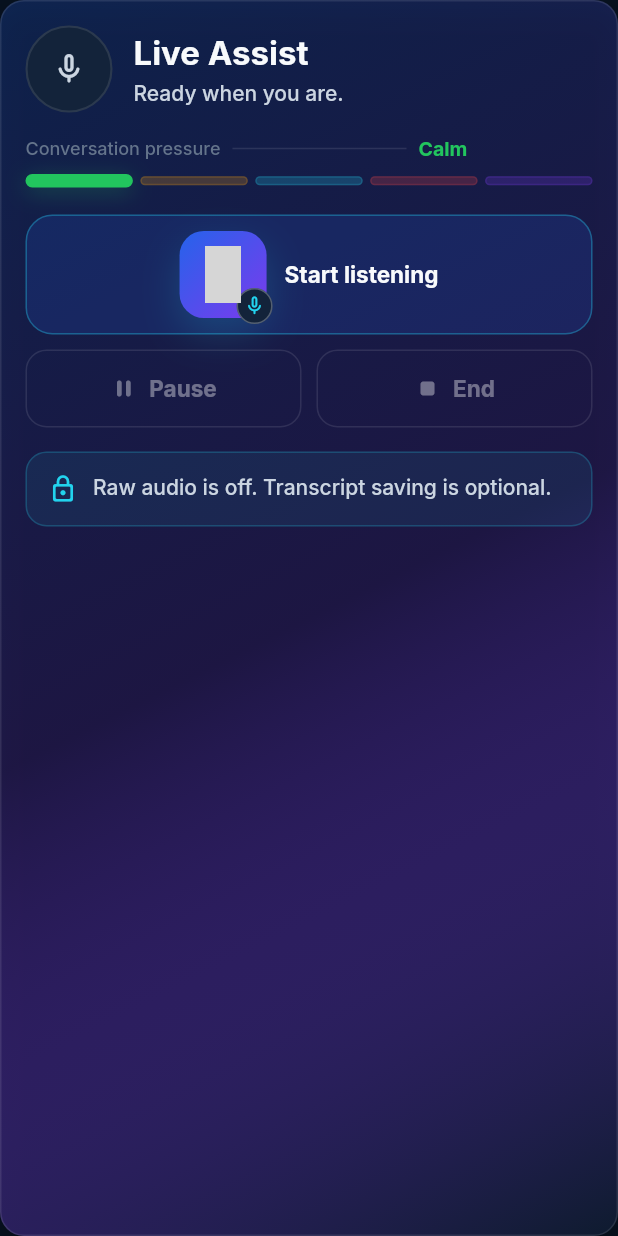
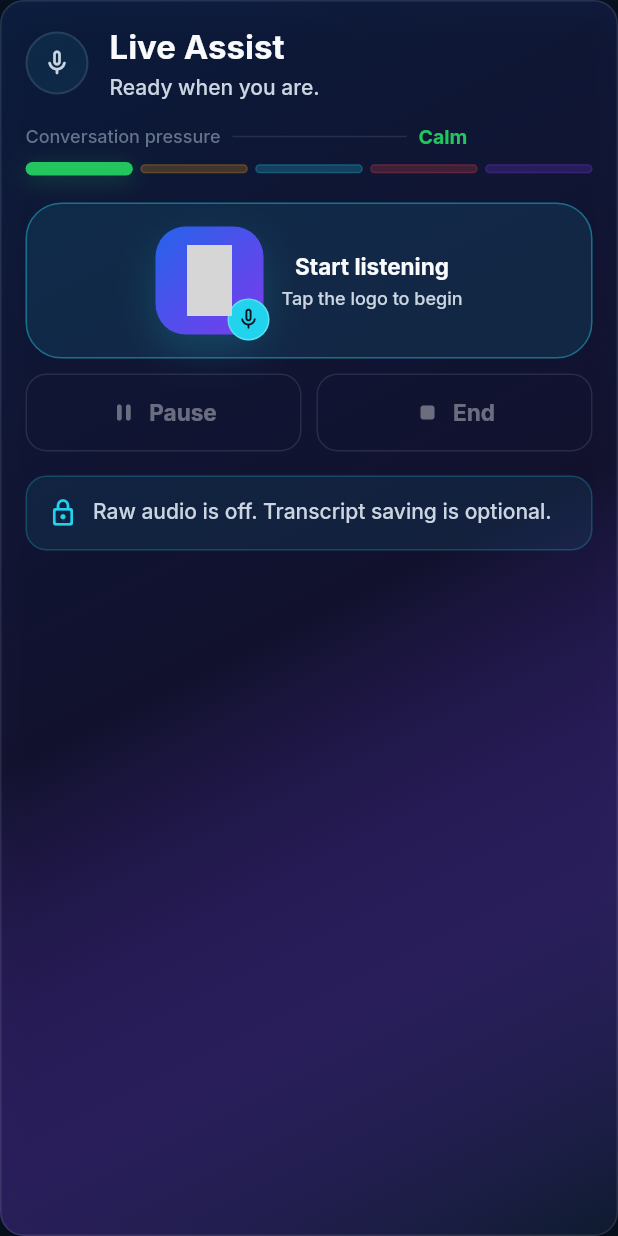
Before and after one commit to De-Omega-Point/Qivo-2027, a Flutter app: the ListeningPanel widget shown alone on an empty page, opened directly, on a phone screen of 412 x 824 dp. Run offline on Flutter 3.47's test engine with Material 3 defaults, Android fonts, the phone set to English and light mode, and no system bars; our stand-ins replace flutter_riverpod, google_fonts; grey boxes are pictures that could not be loaded.

Commit message:
Make live assist thumb friendly and eye friendly

```diff
--- a/lib/features/live_assist/widgets/listening_panel.dart
+++ b/lib/features/live_assist/widgets/listening_panel.dart
@@ -34,7 +34,10 @@ class ListeningPanel extends ConsumerWidget {
         children: [
           Row(
             children: [
-              _Pulse(active: active && !settings.reduceAnimations),
+              _StateDot(
+                color: _statusColor(live.status),
+                active: active && !settings.reduceAnimations,
+              ),
               const SizedBox(width: 14),
               Expanded(
                 child: Column(
@@ -64,8 +67,9 @@ class ListeningPanel extends ConsumerWidget {
               crossAxisAlignment: CrossAxisAlignment.stretch,
               children: [
                 _LogoMicButton(
-                  active: active,
-                  label: Text(_primaryLabel(live.status)),
+                  status: live.status,
+                  label: _primaryLabel(live.status),
+                  hint: _primaryHint(live.status),
                   onPressed: primaryAction,
                 ),
                 const SizedBox(height: 10),
@@ -99,8 +103,9 @@ class ListeningPanel extends ConsumerWidget {
               crossAxisAlignment: WrapCrossAlignment.center,
               children: [
                 _LogoMicButton(
-                  active: active,
-                  label: Text(_primaryLabel(live.status)),
+                  status: live.status,
+                  label: _primaryLabel(live.status),
+                  hint: _primaryHint(live.status),
                   onPressed: primaryAction,
                   compact: true,
                 ),
@@ -131,6 +136,28 @@ class ListeningPanel extends ConsumerWidget {
       ListeningStatus.paused => 'Resume',
       ListeningStatus.finished => 'Start new',
       _ => 'Restart',
+    };
+  }
+
+  String _primaryHint(ListeningStatus status) {
+    return switch (status) {
+      ListeningStatus.idle => 'Tap the logo to begin',
+      ListeningStatus.listening => 'Live. Tap to restart',
+      ListeningStatus.processing => 'Checking options',
+      ListeningStatus.suggesting => 'Suggestions ready',
+      ListeningStatus.paused => 'Tap the logo to resume',
+      ListeningStatus.finished => 'Tap for a new session',
+    };
+  }
+
+  Color _statusColor(ListeningStatus status) {
+    return switch (status) {
+      ListeningStatus.idle => QivoColours.aqua,
+      ListeningStatus.listening => QivoColours.liveGreen,
+      ListeningStatus.processing => QivoColours.aqua,
+      ListeningStatus.suggesting => QivoColours.violet,
+      ListeningStatus.paused => QivoColours.warningAmber,
+      ListeningStatus.finished => QivoColours.mutedText,
     };
   }
 }
@@ -243,45 +270,58 @@ class _MoodSegment extends StatelessWidget {
 
 class _LogoMicButton extends StatelessWidget {
   const _LogoMicButton({
-    required this.active,
+    required this.status,
     required this.label,
+    required this.hint,
     required this.onPressed,
     this.compact = false,
   });
 
-  final bool active;
-  final Widget label;
+  final ListeningStatus status;
+  final String label;
+  final String hint;
   final VoidCallback onPressed;
   final bool compact;
 
   @override
   Widget build(BuildContext context) {
-    final logoSize = compact ? 42.0 : 58.0;
+    final color = _statusColor(status);
+    final active = status == ListeningStatus.listening ||
+        status == ListeningStatus.processing ||
+        status == ListeningStatus.suggesting;
+    final logoSize = compact ? 42.0 : 72.0;
+    final borderRadius = BorderRadius.circular(compact ? 18 : 24);
 
     return Material(
-      color: active
-          ? QivoColours.liveGreen.withOpacity(0.10)
-          : QivoColours.primaryBlue.withOpacity(0.16),
-      borderRadius: BorderRadius.circular(18),
+      color: color.withOpacity(active ? 0.14 : 0.10),
+      borderRadius: borderRadius,
       child: InkWell(
         onTap: onPressed,
-        borderRadius: BorderRadius.circular(18),
+        borderRadius: borderRadius,
         child: Container(
           constraints: BoxConstraints(
-            minHeight: compact ? 54 : 68,
+            minHeight: compact ? 54 : 104,
             minWidth: compact ? 190 : 0,
           ),
           padding: EdgeInsets.symmetric(
-            horizontal: compact ? 14 : 16,
-            vertical: compact ? 8 : 10,
+            horizontal: compact ? 14 : 18,
+            vertical: compact ? 8 : 14,
           ),
           decoration: BoxDecoration(
-            borderRadius: BorderRadius.circular(18),
+            borderRadius: borderRadius,
             border: Border.all(
-              color: active
-                  ? QivoColours.liveGreen.withOpacity(0.48)
-                  : QivoColours.aqua.withOpacity(0.34),
+              color: color.withOpacity(active ? 0.62 : 0.42),
+              width: active ? 1.4 : 1,
             ),
+            boxShadow: active
+                ? [
+                    BoxShadow(
+                      color: color.withOpacity(0.18),
+                      blurRadius: 18,
+                      offset: const Offset(0, 8),
+                    ),
+                  ]
+                : null,
           ),
           child: Row(
             mainAxisSize: compact ? MainAxisSize.min : MainAxisSize.max,
@@ -296,12 +336,10 @@ class _LogoMicButton extends StatelessWidget {
                     right: -4,
                     bottom: -4,
                     child: Container(
-                      width: compact ? 20 : 24,
-                      height: compact ? 20 : 24,
+                      width: compact ? 20 : 28,
+                      height: compact ? 20 : 28,
                       decoration: BoxDecoration(
-                        color: active
-                            ? QivoColours.liveGreen
-                            : QivoColours.surfaceElevated,
+                        color: color,
                         shape: BoxShape.circle,
                         border: Border.all(
                           color: QivoColours.textPrimary.withOpacity(0.28),
@@ -311,10 +349,8 @@ class _LogoMicButton extends StatelessWidget {
                         active
                             ? Icons.graphic_eq_rounded
                             : Icons.mic_none_rounded,
-                        color: active
-                            ? QivoColours.background
-                            : QivoColours.aqua,
-                        size: compact ? 13 : 15,
+                        color: QivoColours.background,
+                        size: compact ? 13 : 17,
                       ),
                     ),
                   ),
@@ -322,9 +358,30 @@ class _LogoMicButton extends StatelessWidget {
               ),
               const SizedBox(width: 12),
               Flexible(
-                child: DefaultTextStyle.merge(
-                  style: Theme.of(context).textTheme.labelLarge,
-                  child: label,
+                child: Column(
+                  mainAxisSize: MainAxisSize.min,
+                  crossAxisAlignment: compact
+                      ? CrossAxisAlignment.start
+                      : CrossAxisAlignment.center,
+                  children: [
+                    Text(
+                      label,
+                      style: Theme.of(context).textTheme.labelLarge?.copyWith(
+                            color: QivoColours.textPrimary,
+                          ),
+                      overflow: TextOverflow.ellipsis,
+                    ),
+                    if (!compact) ...[
+                      const SizedBox(height: 4),
+                      Text(
+                        hint,
+                        style: Theme.of(context).textTheme.bodySmall?.copyWith(
+                              color: QivoColours.textSecondary,
+                            ),
+                        overflow: TextOverflow.ellipsis,
+                      ),
+                    ],
+                  ],
                 ),
               ),
             ],
@@ -333,11 +390,23 @@ class _LogoMicButton extends StatelessWidget {
       ),
     );
   }
+
+  Color _statusColor(ListeningStatus status) {
+    return switch (status) {
+      ListeningStatus.idle => QivoColours.aqua,
+      ListeningStatus.listening => QivoColours.liveGreen,
+      ListeningStatus.processing => QivoColours.aqua,
+      ListeningStatus.suggesting => QivoColours.violet,
+      ListeningStatus.paused => QivoColours.warningAmber,
+      ListeningStatus.finished => QivoColours.mutedText,
+    };
+  }
 }
 
-class _Pulse extends StatelessWidget {
-  const _Pulse({required this.active});
+class _StateDot extends StatelessWidget {
+  const _StateDot({required this.color, required this.active});
 
+  final Color color;
   final bool active;
 
   @override
@@ -348,21 +417,20 @@ class _Pulse extends StatelessWidget {
       curve: Curves.easeInOut,
       builder: (context, value, child) {
         return Container(
-          width: 58,
-          height: 58,
+          width: 42,
+          height: 42,
           decoration: BoxDecoration(
             shape: BoxShape.circle,
-            color: active
-                ? QivoColours.liveGreen.withOpacity(0.12 + value * 0.12)
-                : QivoColours.surfaceElevated,
+            color: color.withOpacity(active ? 0.10 + value * 0.10 : 0.08),
             border: Border.all(
-              color: active ? QivoColours.liveGreen : QivoColours.border,
+              color: active ? color : QivoColours.border,
               width: 1.4,
             ),
           ),
           child: Icon(
             active ? Icons.graphic_eq_rounded : Icons.mic_none_rounded,
-            color: active ? QivoColours.liveGreen : QivoColours.textSecondary,
+            color: active ? color : QivoColours.textSecondary,
+            size: 20,
           ),
         );
       },
--- a/lib/features/shell/qivo_components.dart
+++ b/lib/features/shell/qivo_components.dart
@@ -82,8 +82,8 @@ class QivoCard extends ConsumerWidget {
         gradient: gradient && !settings.lowStimulusMode
             ? LinearGradient(
                 colors: [
-                  QivoColours.primaryBlue.withOpacity(0.24),
-                  QivoColours.violet.withOpacity(0.20),
+                  QivoColours.primaryBlue.withOpacity(0.16),
+                  QivoColours.violet.withOpacity(0.10),
                   QivoColours.surface,
                 ],
                 begin: Alignment.topLeft,
```
